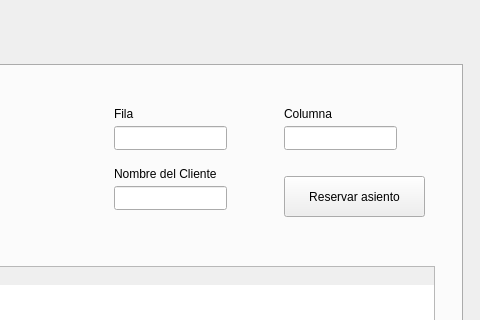
Before: the Qt Designer form EDD_Fase1/ProyectoF1/ui/admin.ui in MynorCanel/EDD_2S2026_PY_202307548, drawn with Qt 5; both pictures show x 608 to 1088 and y 0 to 320 of the 1088 by 674 pixel window.
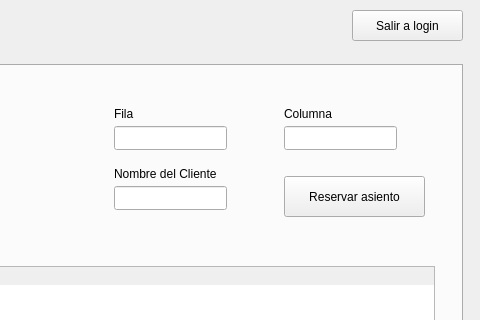
After: the same form once the commit is applied. The open tabs and pages were chosen to show the change.

What changed in the file:
```diff
--- a/EDD_Fase1/ProyectoF1/ui/admin.ui
+++ b/EDD_Fase1/ProyectoF1/ui/admin.ui
@@ -680,6 +680,19 @@
     </attribute>
    </widget>
   </widget>
+  <widget class="QPushButton" name="botonSalir">
+   <property name="geometry">
+    <rect>
+     <x>960</x>
+     <y>10</y>
+     <width>111</width>
+     <height>31</height>
+    </rect>
+   </property>
+   <property name="text">
+    <string>Salir a login</string>
+   </property>
+  </widget>
  </widget>
  <resources/>
  <connections/>
```
Left out of the diff: 2 changed lines with no effect on the pictures.
